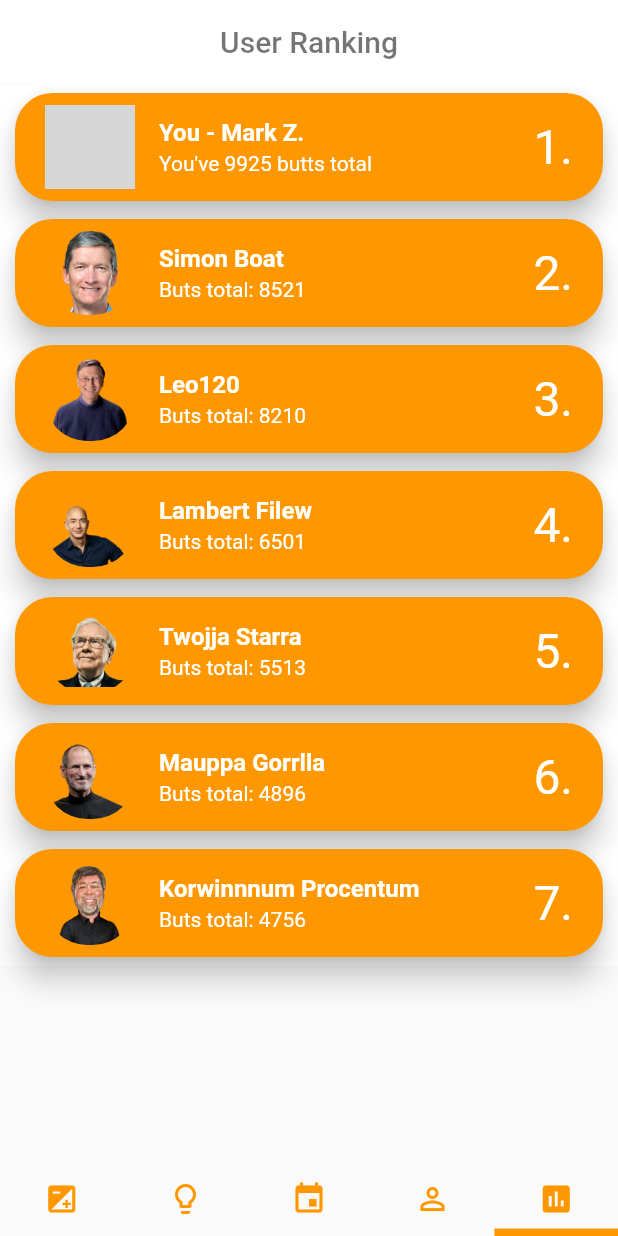
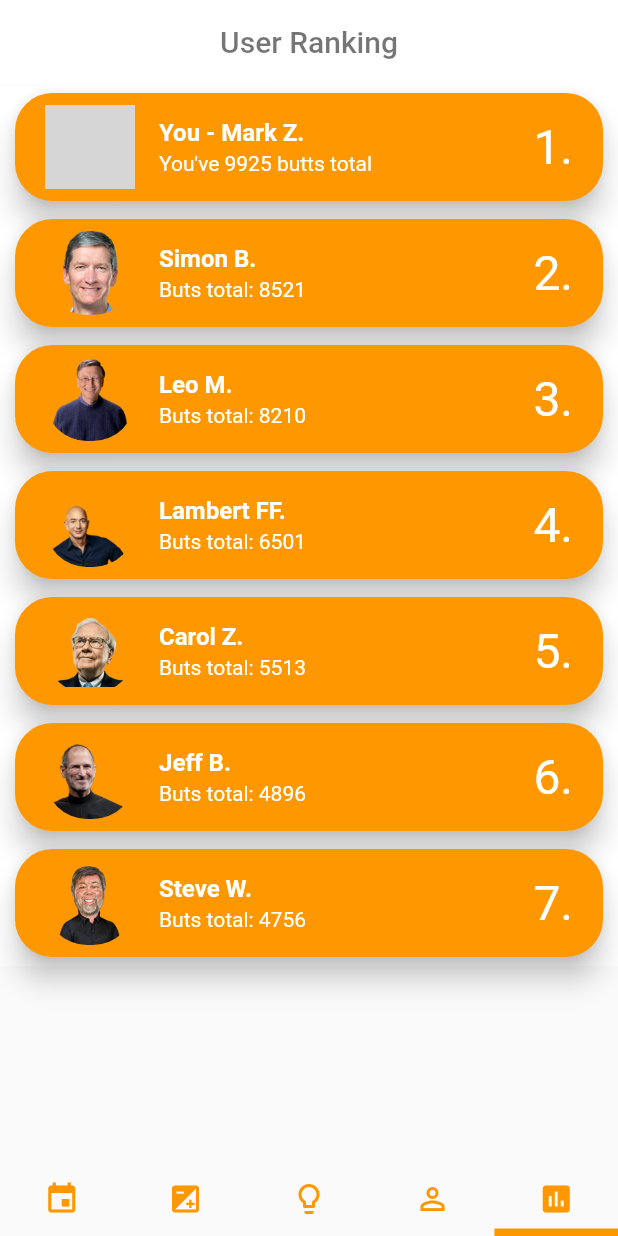
Before and after one commit to szymhan/eco_cigarettes, a Flutter app: the screen it shows after launch, item 5 of the bottom bar chosen, on a phone screen of 412 x 824 dp. Run offline on Flutter 3.47's test engine with Material 2 defaults, Android fonts, the phone set to English and light mode, and no system bars; our stand-ins replace font_awesome_flutter, shared_preferences; grey boxes are pictures that could not be loaded.

Commit message:
merge + modify incorrect UI elements

```diff
--- a/lib/article.dart
+++ b/lib/article.dart
@@ -1,5 +1,5 @@
 import 'package:flutter/material.dart';
-import 'package:eco_cigarettes/model/Inspiration.dart';
+import 'package:eco_cigarettes/models/Inspiration.dart';
 
 
 class ArticleScreen extends StatelessWidget {
--- a/lib/main.dart
+++ b/lib/main.dart
@@ -50,7 +50,7 @@ class _MyAppState extends State<MyApp> with SingleTickerProviderStateMixin  {
       body:  TabBarView(
 
         // Add tabs as widgets
-        children: <Widget>[CalculatorScreen(), InspirationPage(), EventsScreen(), UserProfileScreen(), RankingScreen()],
+        children: <Widget>[EventsScreen(), CalculatorScreen(), InspirationPage(), UserProfileScreen(), RankingScreen()],
         // set the controller
         controller: controller,
       ),
@@ -69,6 +69,10 @@ class _MyAppState extends State<MyApp> with SingleTickerProviderStateMixin  {
                       )
               )),
             tabs: <Tab>[
+              Tab(
+                icon: Icon(Icons.event,
+                    color: Colors.orange),
+              ),
             Tab(
               // set icon to the tab
               icon: Icon(Icons.exposure,
@@ -80,9 +84,6 @@ class _MyAppState extends State<MyApp> with SingleTickerProviderStateMixin  {
               color: Colors.orange,),
             ),
             Tab(
-              icon: Icon(Icons.event,
-                color: Colors.orange),
-            ),Tab(
               icon: Icon(Icons.person_outline,
                 color: Colors.orange),
             ),Tab(
--- a/lib/screens/eventsScreen.dart
+++ b/lib/screens/eventsScreen.dart
@@ -1,6 +1,6 @@
 import 'package:flutter/material.dart';
 import 'package:font_awesome_flutter/font_awesome_flutter.dart';
-import 'package:eco_cigarettes/model/event.dart';
+import 'package:eco_cigarettes/models/event.dart';
 import 'package:url_launcher/url_launcher.dart';
 
 class EventsScreen extends StatefulWidget {
--- a/lib/screens/inspirationsScreen.dart
+++ b/lib/screens/inspirationsScreen.dart
@@ -1,5 +1,5 @@
 import 'package:flutter/material.dart';
-import 'package:eco_cigarettes/model/Inspiration.dart';
+import 'package:eco_cigarettes/models/Inspiration.dart';
 import 'package:eco_cigarettes/article.dart';
 
 class InspirationPage extends StatefulWidget {
--- a/lib/screens/rankingScreen.dart
+++ b/lib/screens/rankingScreen.dart
@@ -4,12 +4,12 @@ import 'package:font_awesome_flutter/font_awesome_flutter.dart';
 
 List<User> mockUsers = [
   new User("You - Mark Z.", "assets/prince.png", 9925),
-  new User("Simon Boat", "assets/avatar1.png", 8521),
-  new User("Leo120", "assets/avatar2.png", 8210),
-  new User("Lambert Filew", "assets/avatar3.png", 6501),
-  new User("Twojja Starra", "assets/avatar4.png", 5513),
-  new User("Mauppa Gorrlla", "assets/avatar5.png", 4896),
-  new User("Korwinnnum Procentum", "assets/avatar6.png", 4756),
+  new User("Simon B.", "assets/avatar1.png", 8521),
+  new User("Leo M.", "assets/avatar2.png", 8210),
+  new User("Lambert FF.", "assets/avatar3.png", 6501),
+  new User("Carol Z.", "assets/avatar4.png", 5513),
+  new User("Jeff B.", "assets/avatar5.png", 4896),
+  new User("Steve W.", "assets/avatar6.png", 4756),
 //  new User("OPOOOooO12", "assets/prince.png", 3542),
 //  new User("Wojtus12", "assets/prince.png", 2541),
 ];
```
Also changed, not shown: lib/models/Inspiration.dart (renamed from lib/model/Inspiration.dart), lib/models/event.dart (renamed from lib/model/event.dart).
